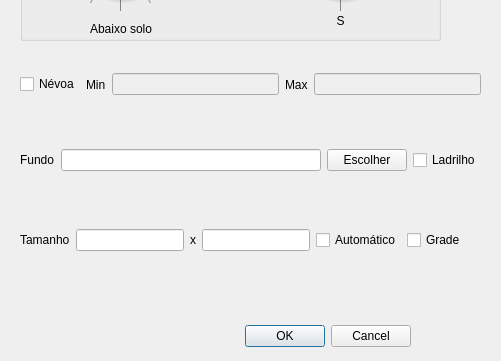
First picture: the form in ifg/qt/ui/iluminacao.ui, repository matferib/tabuleiro-virtual, before the edit; both pictures show x 0 to 501 and y 250 to 611 of the 501 by 611 pixel window.
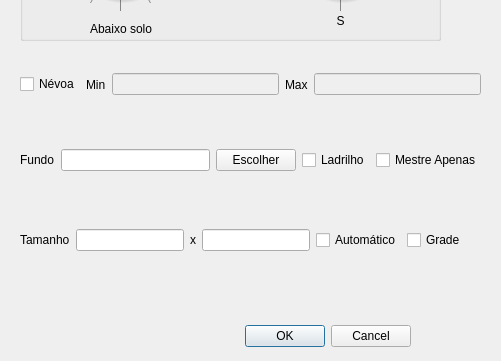
Second picture: the form after the edit.

Commit message: opcao de textura apenas para o mestre

Patch:
```diff
--- a/ifg/qt/ui/iluminacao.ui
+++ b/ifg/qt/ui/iluminacao.ui
@@ -66,6 +66,16 @@
       </property>
      </widget>
     </item>
+    <item>
+     <widget class="QCheckBox" name="checkbox_mestre_apenas">
+      <property name="toolTip">
+       <string>Se marcado, o tamanho do tabuleiro será computado a partir do tamanho da textura.</string>
+      </property>
+      <property name="text">
+       <string>Mestre Apenas</string>
+      </property>
+     </widget>
+    </item>
    </layout>
   </widget>
   <widget class="QWidget" name="horizontalLayoutWidget_2">
```
The commit also changes 7 other files.
